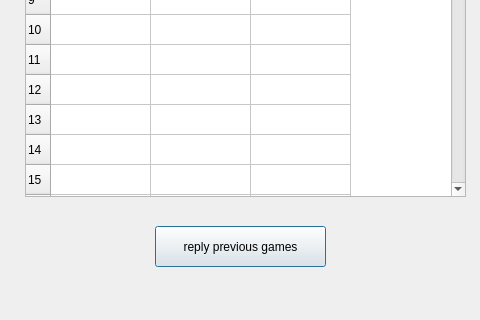
First picture: the form in GUI/gamehistorydialog.ui, repository AHMED-ABDELLATIF56/Advanced-Tic-Tac-Toe, before the edit; both pictures show x 115 to 595 and y 294 to 614 of the 729 by 614 pixel window.
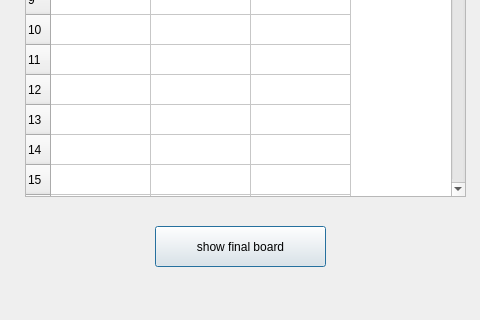
Second picture: the form after the edit.

What changed in the file:
```diff
--- a/GUI/gamehistorydialog.ui
+++ b/GUI/gamehistorydialog.ui
@@ -166,7 +166,7 @@
     </rect>
    </property>
    <property name="text">
-    <string>reply previous games</string>
+    <string>show final board</string>
    </property>
   </widget>
  </widget>
```
